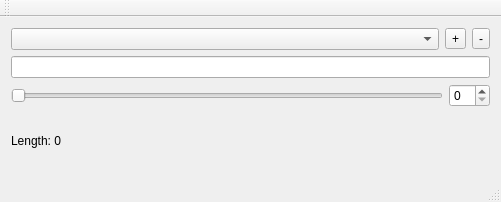
Before: the Qt Designer form mainwindow.ui in ambiso/TeamSpeak-Formatting, drawn with Qt 5.
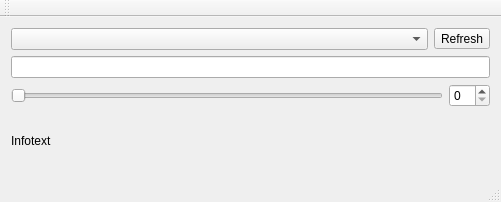
After: the same form once the commit is applied.

What changed in the file:
```diff
--- a/mainwindow.ui
+++ b/mainwindow.ui
@@ -36,22 +36,12 @@
          </widget>
         </item>
         <item>
-         <widget class="QToolButton" name="addButton">
-          <property name="toolTip">
-           <string>&lt;html&gt;&lt;head/&gt;&lt;body&gt;&lt;p&gt;Add a javascript file&lt;/p&gt;&lt;/body&gt;&lt;/html&gt;</string>
-          </property>
-          <property name="text">
-           <string>+</string>
-          </property>
-         </widget>
-        </item>
-        <item>
-         <widget class="QToolButton" name="removeButton">
+         <widget class="QToolButton" name="refreshButton">
           <property name="toolTip">
            <string>&lt;html&gt;&lt;head/&gt;&lt;body&gt;&lt;p&gt;Remove the currently selected script&lt;/p&gt;&lt;/body&gt;&lt;/html&gt;</string>
           </property>
           <property name="text">
-           <string>-</string>
+           <string>Refresh</string>
           </property>
          </widget>
         </item>
@@ -96,7 +86,7 @@
          <string>&lt;html&gt;&lt;head/&gt;&lt;body&gt;&lt;p&gt;Info on application state.&lt;/p&gt;&lt;/body&gt;&lt;/html&gt;</string>
         </property>
         <property name="text">
-         <string>Length: 0</string>
+         <string>Infotext</string>
         </property>
        </widget>
       </item>
```
